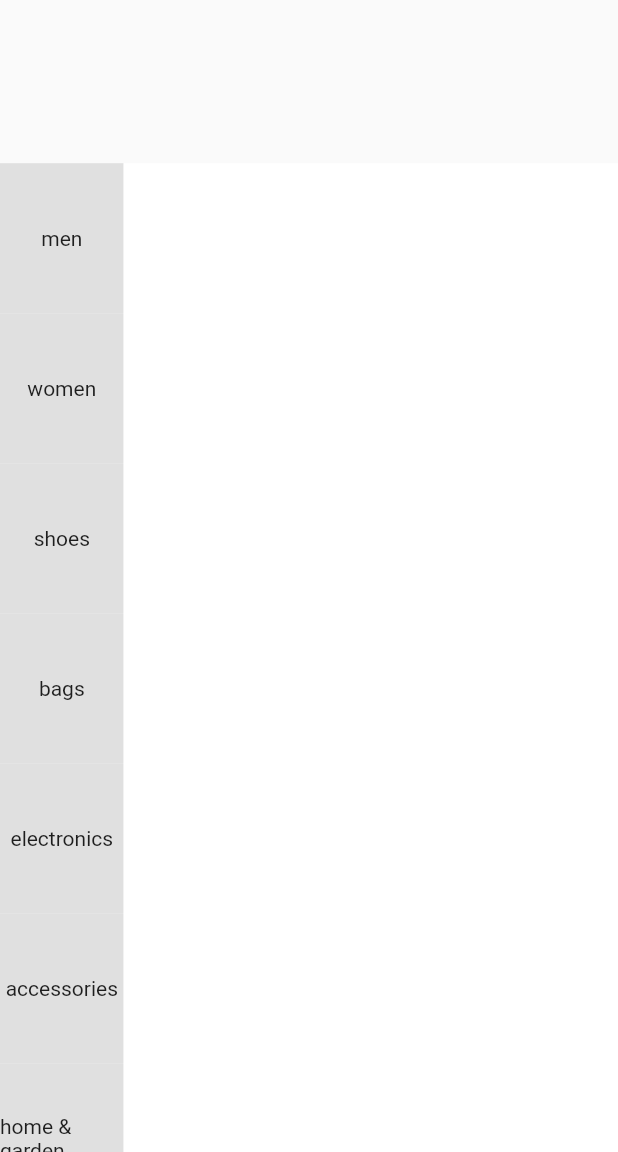
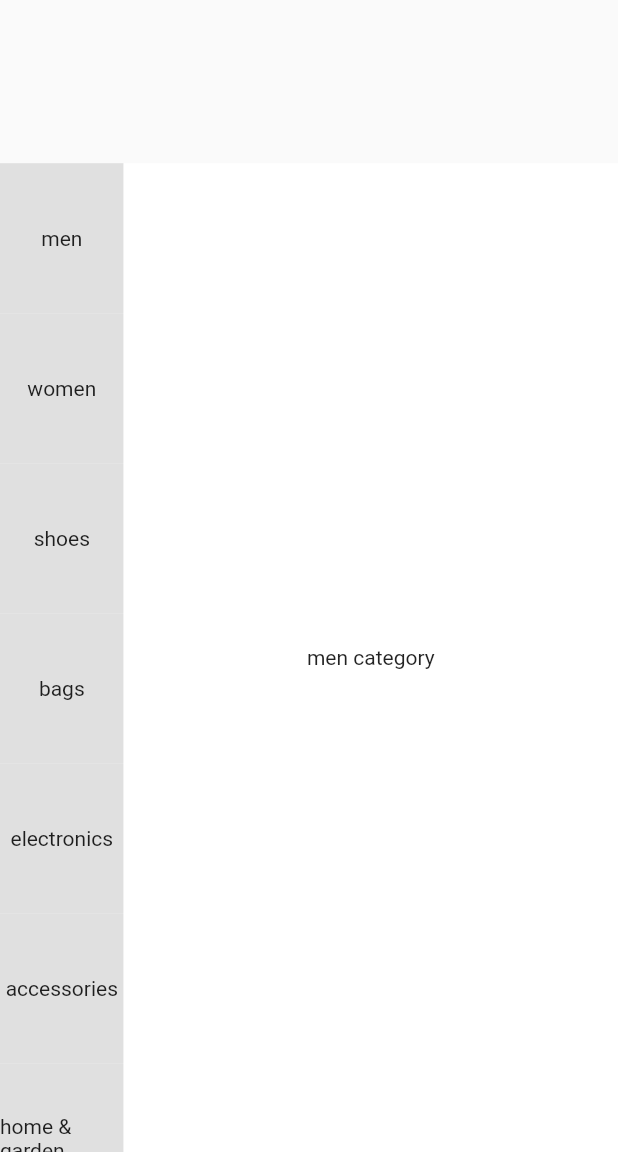
Before and after one commit to supernyzii/demo_erotsdemo, a Flutter app: the CategoryScreen screen opened directly, on a phone screen of 412 x 824 dp, the part 84-1236 px from its top. Run offline on Flutter 3.47's test engine with Material 2 defaults, Android fonts, the phone set to English and light mode, and no system bars.

Commit message:
settin initial pageveiw and it scroll Direction in category view section

```diff
--- a/lib/main_screens/category.dart
+++ b/lib/main_screens/category.dart
@@ -78,6 +78,28 @@ class _CategoryScreenState extends State<CategoryScreen> {
       height: size.height * 0.8,
       width: size.width * 0.8,
       color: Colors.white,
+       child: PageView(
+         onPageChanged: (value){
+           for (var element in items){
+             element.isSelected = false;
+           }
+           setState(() {
+             items[value].isSelected = true;
+           });
+         },
+         scrollDirection: Axis.vertical,
+         children: const[
+           Center(child: Text('men category')),
+           Center(child: Text('men category')),
+           Center(child: Text('men category')),
+           Center(child: Text('men category')),
+           Center(child: Text('men category')),
+           Center(child: Text('men category')),
+           Center(child: Text('men category')),
+           Center(child: Text('men category')),
+           Center(child: Text('men category')),
+         ]
+       )
     );
   }
 }
```
